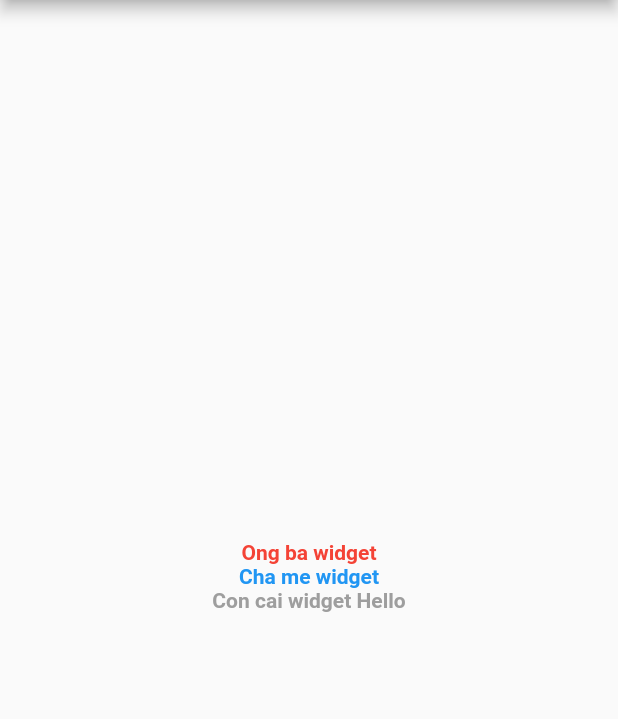
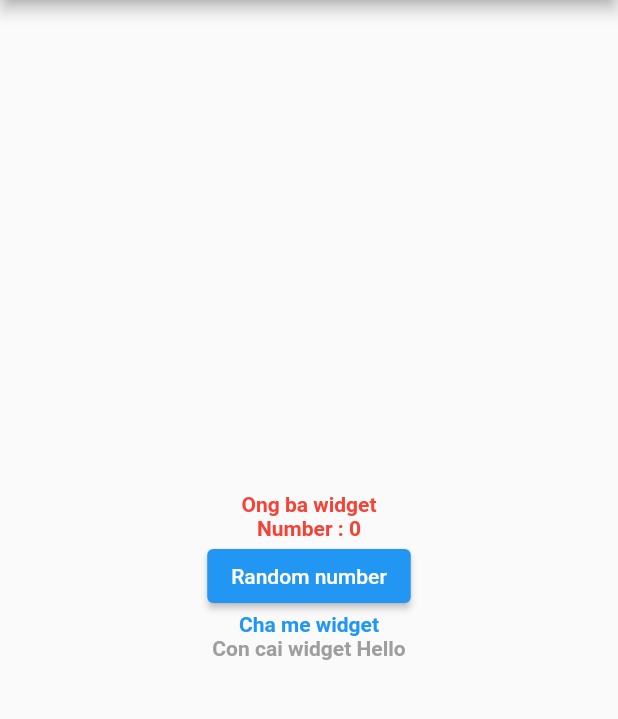
Before and after one commit to phamtanphat/flutter_provider19022022, a Flutter app: the screen it shows after launch, on a phone screen of 412 x 824 dp, the part 84-803 px from its top. Run offline on Flutter 3.47's test engine with Material 2 defaults, Android fonts, the phone set to English and light mode, and no system bars.

Commit message:
update ong ba

```diff
--- a/lib/demo_inheritedwidget.dart
+++ b/lib/demo_inheritedwidget.dart
@@ -1,3 +1,5 @@
+import 'dart:math';
+
 import 'package:flutter/cupertino.dart';
 import 'package:flutter/material.dart';
 import 'package:flutter/widgets.dart';
@@ -43,6 +45,8 @@ class Ongba extends StatefulWidget {
 }
 
 class _OngbaState extends State<Ongba> {
+  int number = 0;
+
   @override
   Widget build(BuildContext context) {
     return Container(
@@ -52,6 +56,16 @@ class _OngbaState extends State<Ongba> {
         children: [
           Text("Ong ba widget",
               style: TextStyle(color: Colors.red, fontWeight: FontWeight.bold)),
+          Text("Number : $number",
+              style: TextStyle(color: Colors.red, fontWeight: FontWeight.bold)),
+          ElevatedButton(
+              onPressed: (){
+                setState(() {
+                  number = Random.secure().nextInt(10);
+                });
+              },
+              child: Text("Random number")
+          ),
           widget.child
         ],
       ),
```
